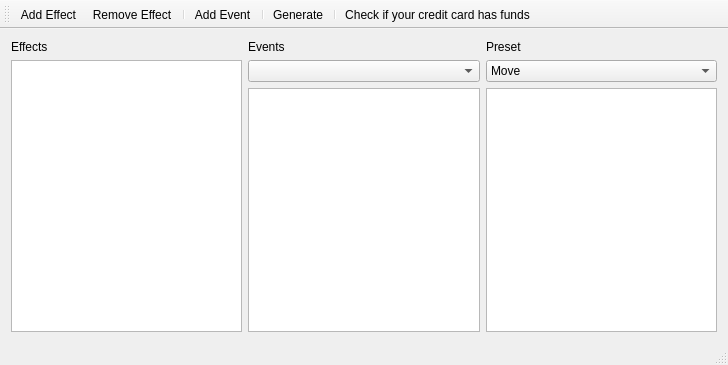
jerobarraco/kafx, file branches/generator/mainwindow.ui: the form before one commit.
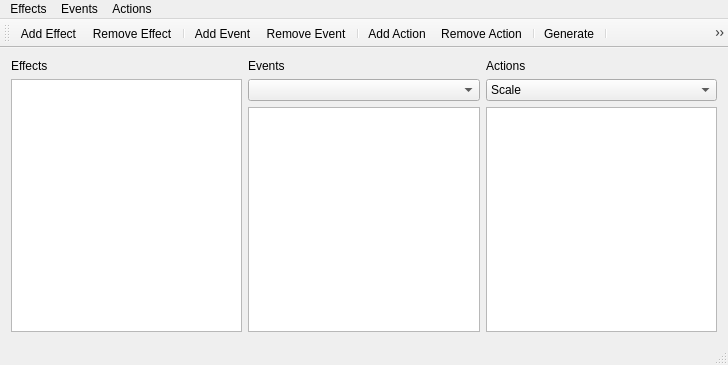
The form after the commit.

```diff
--- a/branches/generator/mainwindow.ui
+++ b/branches/generator/mainwindow.ui
@@ -46,7 +46,7 @@
        <widget class="QComboBox" name="comboBox"/>
       </item>
       <item>
-       <widget class="QListWidget" name="listWidget_3"/>
+       <widget class="QListWidget" name="listWidget_2"/>
       </item>
      </layout>
     </item>
@@ -55,12 +55,22 @@
       <item>
        <widget class="QLabel" name="label_3">
         <property name="text">
-         <string>Preset</string>
+         <string>Actions</string>
         </property>
        </widget>
       </item>
       <item>
        <widget class="QComboBox" name="comboBox_2">
+        <item>
+         <property name="text">
+          <string>Scale</string>
+         </property>
+        </item>
+        <item>
+         <property name="text">
+          <string>Rotate</string>
+         </property>
+        </item>
         <item>
          <property name="text">
           <string>Move</string>
@@ -79,7 +89,7 @@
        </widget>
       </item>
       <item>
-       <widget class="QListWidget" name="listWidget_2"/>
+       <widget class="QListWidget" name="listWidget_3"/>
       </item>
      </layout>
     </item>
@@ -94,6 +104,31 @@
      <height>22</height>
     </rect>
    </property>
+   <widget class="QMenu" name="menuEffects">
+    <property name="title">
+     <string>Effects</string>
+    </property>
+    <addaction name="actionAdd_Effect"/>
+    <addaction name="actionRemove_Effect"/>
+    <addaction name="actionEdit_Effect"/>
+   </widget>
+   <widget class="QMenu" name="menuEvents">
+    <property name="title">
+     <string>Events</string>
+    </property>
+    <addaction name="actionAdd_Event"/>
+    <addaction name="actionRemove_Event"/>
+   </widget>
+   <widget class="QMenu" name="menuActions">
+    <property name="title">
+     <string>Actions</string>
+    </property>
+    <addaction name="actionAdd_Action"/>
+    <addaction name="actionRemove_Action"/>
+   </widget>
+   <addaction name="menuEffects"/>
+   <addaction name="menuEvents"/>
+   <addaction name="menuActions"/>
   </widget>
   <widget class="QToolBar" name="mainToolBar">
    <attribute name="toolBarArea">
@@ -106,10 +141,15 @@
    <addaction name="actionRemove_Effect"/>
    <addaction name="separator"/>
    <addaction name="actionAdd_Event"/>
+   <addaction name="actionRemove_Event"/>
+   <addaction name="separator"/>
+   <addaction name="actionAdd_Action"/>
+   <addaction name="actionRemove_Action"/>
    <addaction name="separator"/>
    <addaction name="actionGenerate"/>
    <addaction name="separator"/>
    <addaction name="actionCheckCard"/>
+   <addaction name="separator"/>
   </widget>
   <widget class="QStatusBar" name="statusBar"/>
   <action name="actionAdd_Effect">
@@ -137,6 +177,26 @@
     <string>Check if your credit card has funds</string>
    </property>
   </action>
+  <action name="actionAdd_Action">
+   <property name="text">
+    <string>Add Action</string>
+   </property>
+  </action>
+  <action name="actionRemove_Event">
+   <property name="text">
+    <string>Remove Event</string>
+   </property>
+  </action>
+  <action name="actionRemove_Action">
+   <property name="text">
+    <string>Remove Action</string>
+   </property>
+  </action>
+  <action name="actionEdit_Effect">
+   <property name="text">
+    <string>Edit Effect</string>
+   </property>
+  </action>
  </widget>
  <layoutdefault spacing="6" margin="11"/>
  <resources/>
```
Left out of the diff: 52 changed lines with no effect on the pictures.
